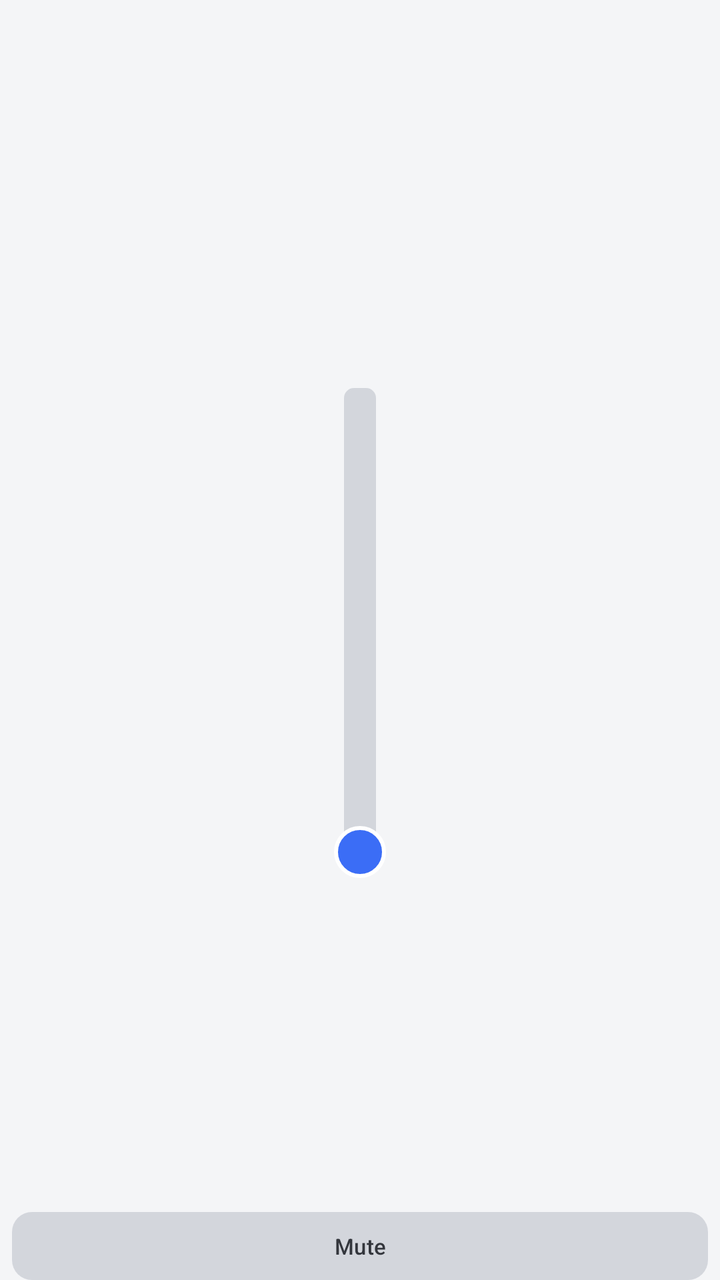
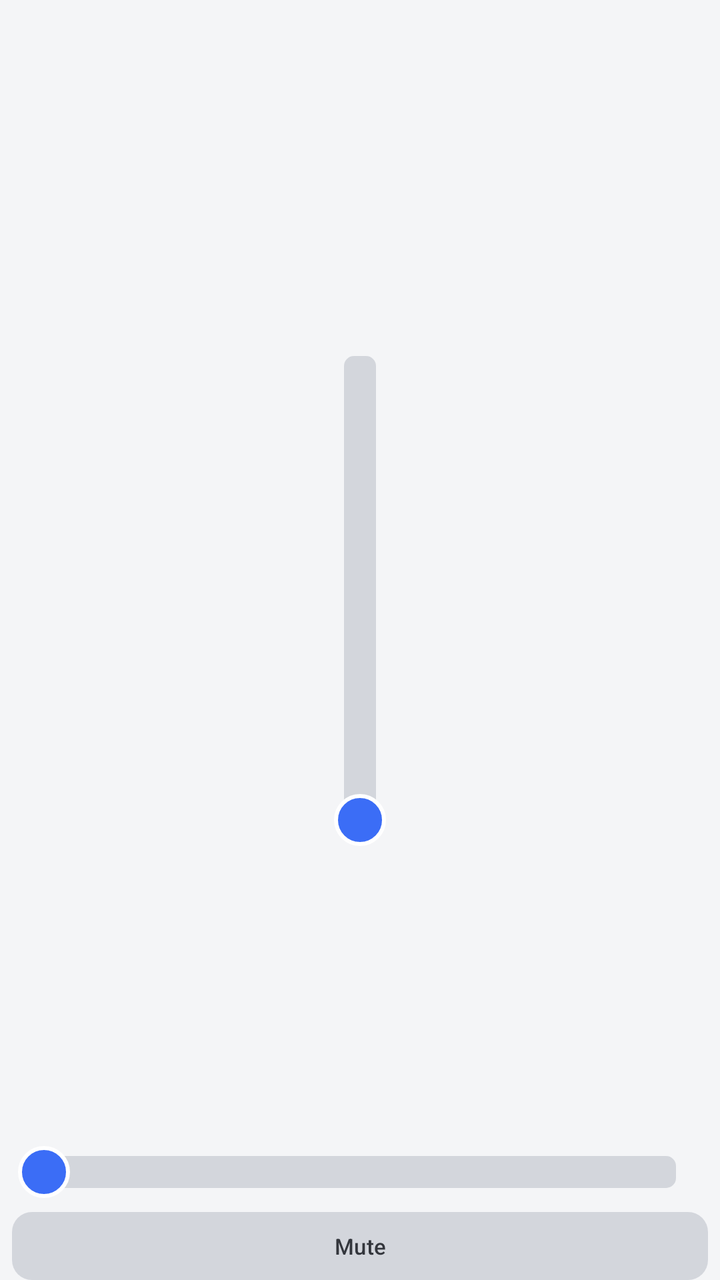

Screens rendered from an Android XML layout before and after an edit, with the pre-edit source and the edit as a unified diff.
<!-- AndroidManifest.xml: application theme Theme.MonitorMix -->
<!-- res/layout/item_channel.xml -->
<?xml version="1.0" encoding="utf-8"?>
<LinearLayout xmlns:android="http://schemas.android.com/apk/res/android"
    xmlns:app="http://schemas.android.com/apk/res-auto"
    android:layout_width="92dp"
    android:layout_height="match_parent"
    android:orientation="vertical"
    android:gravity="center_horizontal"
    android:paddingStart="6dp"
    android:paddingEnd="6dp">

    <TextView
        android:id="@+id/channel_name"
        android:layout_width="match_parent"
        android:layout_height="wrap_content"
        android:layout_marginBottom="4dp"
        android:gravity="center"
        android:maxLines="2"
        android:textSize="12sp"
        android:textStyle="bold"
        android:textColor="?attr/colorOnSurface" />

    <FrameLayout
        android:layout_width="match_parent"
        android:layout_height="0dp"
        android:layout_weight="1">

        <SeekBar
            android:id="@+id/level_seek_bar"
            android:layout_width="260dp"
            android:layout_height="44dp"
            android:layout_gravity="center"
            android:rotation="270"
            android:max="1000"
            android:thumb="@drawable/seekbar_thumb"
            android:progressDrawable="@drawable/seekbar_track"
            android:splitTrack="false"
            android:paddingStart="14dp"
            android:paddingEnd="14dp" />

    </FrameLayout>

    <com.google.android.material.button.MaterialButton
        android:id="@+id/mute_button"
        style="@style/Widget.Material3.Button.TonalButton"
        android:layout_width="match_parent"
        android:layout_height="34dp"
        android:layout_marginTop="6dp"
        android:text="Mute"
        android:textSize="11sp"
        android:insetTop="0dp"
        android:insetBottom="0dp"
        app:cornerRadius="10dp"
        app:backgroundTint="@color/mute_inactive"
        android:textColor="@color/on_mute_inactive" />

</LinearLayout>
<!-- resources referenced by this layout -->
<resources>
  <color name="mute_inactive">#D3D6DC</color>
  <color name="on_mute_inactive">#33363C</color>
  <!-- drawable seekbar_thumb (drawable) -->
  <?xml version="1.0" encoding="utf-8"?>
  <shape xmlns:android="http://schemas.android.com/apk/res/android"
      android:shape="oval">
      <solid android:color="@color/primary" />
      <size
          android:width="26dp"
          android:height="26dp" />
      <stroke
          android:width="2dp"
          android:color="@color/on_primary" />
  </shape>
  <!-- drawable seekbar_track (drawable) -->
  <?xml version="1.0" encoding="utf-8"?>
  <layer-list xmlns:android="http://schemas.android.com/apk/res/android">
      <item android:id="@android:id/background">
          <shape android:shape="rectangle">
              <corners android:radius="5dp" />
              <solid android:color="@color/track_background" />
              <size android:height="10dp" />
          </shape>
      </item>
      <item android:id="@android:id/progress">
          <clip>
              <shape android:shape="rectangle">
                  <corners android:radius="5dp" />
                  <solid android:color="@color/primary" />
                  <size android:height="10dp" />
              </shape>
          </clip>
      </item>
  </layer-list>
  <style name="Theme.MonitorMix" parent="Theme.Material3.DayNight.NoActionBar">
          <item name="colorPrimary">@color/primary</item>
          <item name="colorOnPrimary">@color/on_primary</item>
          <item name="colorSecondary">@color/secondary</item>
          <item name="colorOnSecondary">@color/on_secondary</item>
          <item name="android:colorBackground">@color/background</item>
          <item name="colorSurface">@color/surface</item>
          <item name="colorOnSurface">@color/on_surface</item>
          <item name="colorSurfaceVariant">@color/surface_variant</item>
          <item name="colorOnSurfaceVariant">@color/on_surface_variant</item>
          <item name="colorError">@color/mute_active</item>
      </style>
  <color name="primary">#3B6DF6</color>
  <color name="on_primary">#FFFFFF</color>
  <color name="track_background">#D3D6DC</color>
  <color name="secondary">#1FAA6B</color>
  <color name="on_secondary">#FFFFFF</color>
  <color name="background">#F4F5F7</color>
  <color name="surface">#FFFFFF</color>
  <color name="on_surface">#1B1D22</color>
  <color name="surface_variant">#E7E9EE</color>
  <color name="on_surface_variant">#54585F</color>
  <color name="mute_active">#E5473F</color>
</resources>

<!-- the commit's change to res/layout/item_channel.xml (unified diff, before → after) -->
@@ -39,6 +39,16 @@
 
     </FrameLayout>
 
+    <SeekBar
+        android:id="@+id/pan_seek_bar"
+        android:layout_width="match_parent"
+        android:layout_height="28dp"
+        android:layout_marginTop="4dp"
+        android:max="200"
+        android:thumb="@drawable/seekbar_thumb"
+        android:progressDrawable="@drawable/seekbar_track"
+        android:splitTrack="false" />
+
     <com.google.android.material.button.MaterialButton
         android:id="@+id/mute_button"
         style="@style/Widget.Material3.Button.TonalButton"
